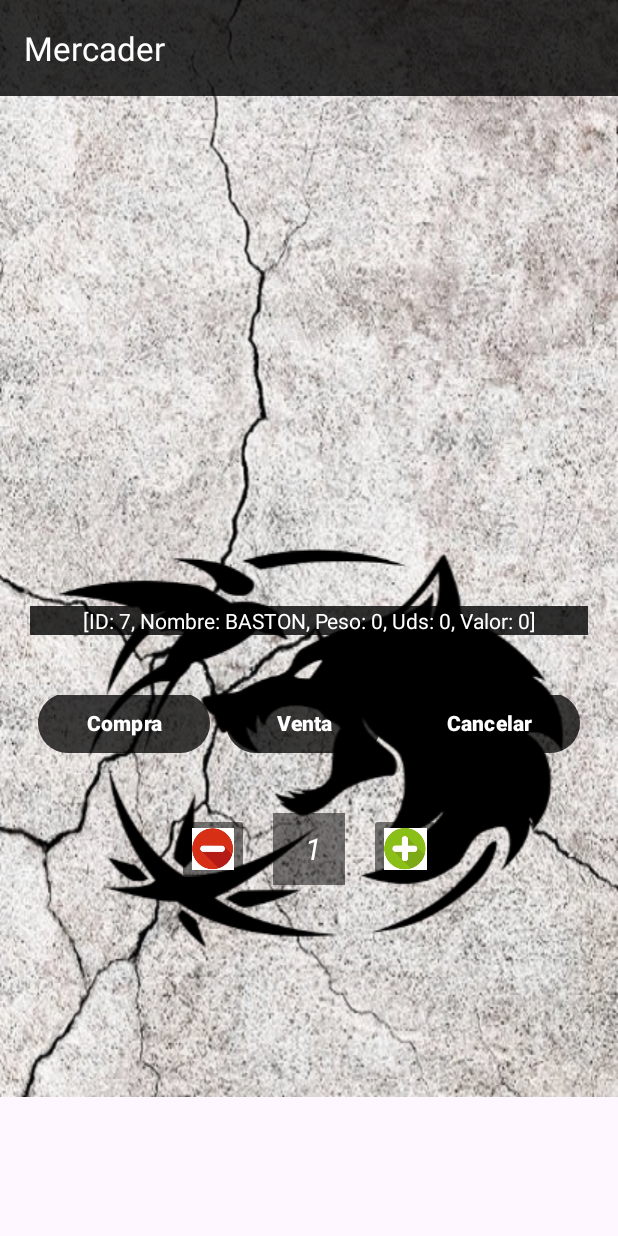
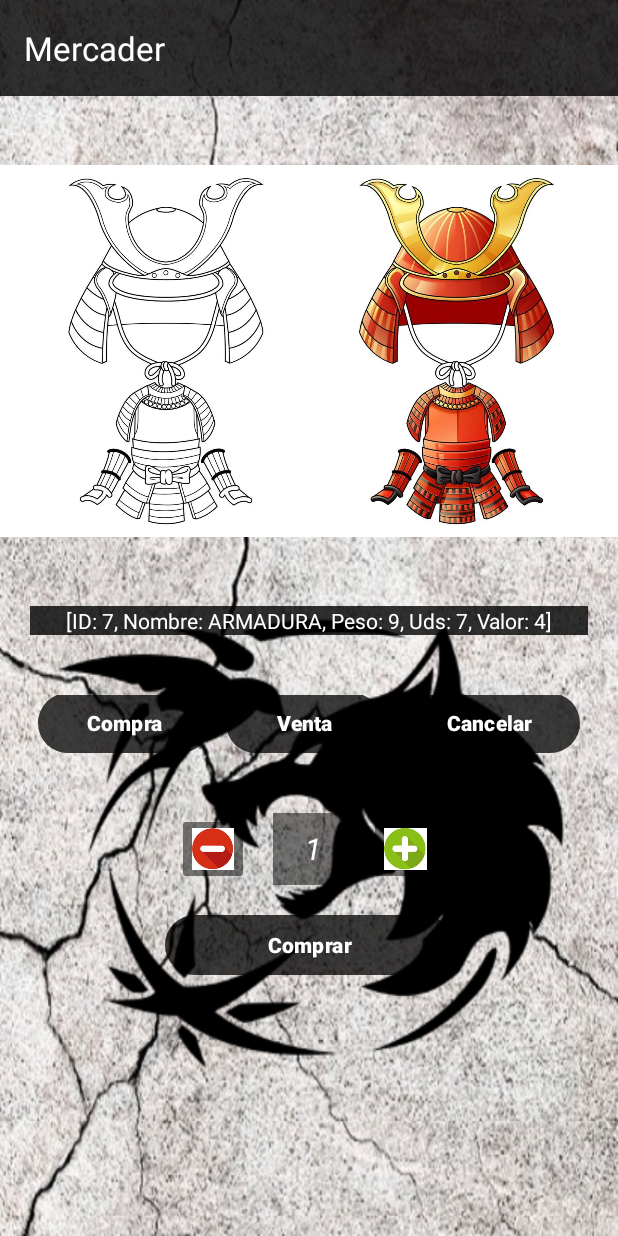
Before and after one commit to Mharina/PersonajeAventura, an Android app: the Mercader screen opened directly, with no data from a screen before it, after a tap on "Compra", on a phone screen of 412 x 824 dp. Run offline under Robolectric (Android 15) with nearby library versions, the phone set to English and light mode, and no system bars; 1 other tap on this screen came first.

Commit message:
Aun queda para Mejorar Mercader

```diff
--- a/app/src/main/java/com/example/personaje/DatabaseMercader.kt
+++ b/app/src/main/java/com/example/personaje/DatabaseHelperMercader.kt
@@ -6,11 +6,11 @@ import android.content.Context
 import android.database.sqlite.SQLiteDatabase
 import android.database.sqlite.SQLiteOpenHelper
 
-class DatabaseHelper2(context: Context) : SQLiteOpenHelper(context, DATABASE, null, DATABASE_VERSION) {
+class DatabaseHelperMercader (context: Context) : SQLiteOpenHelper(context, DATABASE, null, DATABASE_VERSION) {
     companion object {
         private const val DATABASE_VERSION = 1
         private const val DATABASE = "OBJETOS_MERCADER.db"
-        private const val TABLA_OBJETOSM = "objetos"
+        private const val TABLA_OBJETOS = "Objetos_Mercader"
         private const val KEY_ID = "_id"
         private const val COLUMN_NOMBRE = "nombre"
         private const val COLUMN_PESO = "peso"
@@ -20,13 +20,13 @@ class DatabaseHelper2(context: Context) : SQLiteOpenHelper(context, DATABASE, nu
         private const val COLUMN_VALOR = "valor"
     }
     override fun onCreate(db: SQLiteDatabase) {
-        val createTable = "CREATE TABLE $TABLA_OBJETOSM ($KEY_ID INTEGER PRIMARY KEY, $COLUMN_NOMBRE TEXT, $COLUMN_PESO INTEGER, " +
+        val createTable = "CREATE TABLE $TABLA_OBJETOS ($KEY_ID INTEGER PRIMARY KEY, $COLUMN_NOMBRE TEXT, $COLUMN_PESO INTEGER, " +
                 "$COLUMN_TIPO TEXT, $COLUMN_IMG TEXT, $COLUMN_UNIDADES TEXT, $COLUMN_VALOR INTEGER)"
         db.execSQL(createTable)
     }
 
     override fun onUpgrade(db: SQLiteDatabase, oldVersion: Int, newVersion: Int) {
-        db.execSQL("DROP TABLE IF EXISTS $TABLA_OBJETOSM")
+        db.execSQL("DROP TABLE IF EXISTS $TABLA_OBJETOS")
         onCreate(db)
     }
     fun insertarArticulo(articulo: Articulo):Long {
@@ -39,58 +39,55 @@ class DatabaseHelper2(context: Context) : SQLiteOpenHelper(context, DATABASE, nu
             put(COLUMN_UNIDADES, articulo.getUnidades())
             put(COLUMN_VALOR, articulo.getValor())
         }
-        val id= db.insert(TABLA_OBJETOSM, null, values)
+        val id= db.insert(TABLA_OBJETOS, null, values)
         db.close()
         return id
     }
     @SuppressLint("Range")
     fun retirarArticulo(articulo: Articulo, unidad: Int){
         val idD= articulo.getId()
-        val selectQuery = "SELECT * FROM $TABLA_OBJETOSM WHERE $KEY_ID=$idD"
+        val selectQuery = "SELECT * FROM $TABLA_OBJETOS WHERE $KEY_ID=$idD"
         val db = this.writableDatabase
         val cursor = db.rawQuery(selectQuery, null)
         val unidades = cursor.getInt(cursor.getColumnIndex(COLUMN_UNIDADES))
         if(unidades==unidad){
-            db.execSQL("DELETE FROM $TABLA_OBJETOSM WHERE $KEY_ID=$idD");
+            db.execSQL("DELETE FROM $TABLA_OBJETOS WHERE $KEY_ID=$idD");
         }else{
             val cont=articulo.getUnidades()-unidad
-            db.execSQL("UPDATE $TABLA_OBJETOSM SET $COLUMN_UNIDADES=$cont WHERE $KEY_ID=$idD")
+            db.execSQL("UPDATE $TABLA_OBJETOS SET $COLUMN_UNIDADES=$cont WHERE $KEY_ID=$idD")
         }
         db.close()
     }
     fun obtUdsArt(artId: Int): Int {
         val db = this.readableDatabase
         // Miramos si hay al menos una fila que tenga la id introducida (SELECT 1)
-        val validarID = db.rawQuery("SELECT 1 FROM $TABLA_OBJETOSM WHERE $KEY_ID = ?", arrayOf(artId.toString()))
+        val validarID = db.rawQuery("SELECT 1 FROM $TABLA_OBJETOS WHERE $KEY_ID = ?", arrayOf(artId.toString()))
         val idExiste = validarID.moveToFirst()
         validarID.close()
-
         var unidades = 0
-
         if (idExiste) {
-            val selectQuery = "SELECT $COLUMN_UNIDADES FROM $TABLA_OBJETOSM WHERE $KEY_ID = ?"
+            val selectQuery = "SELECT $COLUMN_UNIDADES FROM $TABLA_OBJETOS WHERE $KEY_ID = ?"
             val cursor = db.rawQuery(selectQuery, arrayOf(artId.toString()))
-
             if (cursor.moveToFirst()) {
                 val uds = cursor.getColumnIndex(COLUMN_UNIDADES)
-                // Por si las moscas comprobamos que el valor obtenido es =>0 para que no nos salte error
+            // Por si las moscas comprobamos que el valor obtenido es =>0 para que no nos salte error
                 if (uds != -1) {
                     unidades = cursor.getInt(uds)
                 }
             }
             cursor.close()
         }
-
         db.close()
         return unidades
     }
+
     @SuppressLint("Range")
     fun getArticulo(): ArrayList<Articulo> {
         val articulos = ArrayList<Articulo>()
-        val selectQuery = "SELECT * FROM $TABLA_OBJETOSM"
+        val selectQuery = "SELECT * FROM $TABLA_OBJETOS"
         val db = this.readableDatabase
         val cursor = db.rawQuery(selectQuery, null)
-        if (cursor.moveToFirst()) {
+        if (cursor != null && cursor.moveToFirst()) {
             do {
                 val id = cursor.getInt(cursor.getColumnIndex(KEY_ID))
                 val nombre = cursor.getString(cursor.getColumnIndex(COLUMN_NOMBRE))
@@ -110,7 +107,7 @@ class DatabaseHelper2(context: Context) : SQLiteOpenHelper(context, DATABASE, nu
 
     fun recreaTabla(){
         val db = this.writableDatabase
-        db.execSQL("DROP TABLE IF EXISTS ${DatabaseHelper2.TABLA_OBJETOSM}")
+        db.execSQL("DROP TABLE IF EXISTS $TABLA_OBJETOS")
         onCreate(db)
 
         val arrayArticulosC = ArrayList<Articulo>()
--- a/app/src/main/java/com/example/personaje/MainActivity.kt
+++ b/app/src/main/java/com/example/personaje/MainActivity.kt
@@ -31,12 +31,12 @@ class MainActivity : AppCompatActivity() {
         val foto: ImageView = findViewById(R.id.imageView)
         val musica: ImageButton = findViewById(R.id.imageButton2)
         val dbHelperA = DatabaseHelper (this)
-        val dbHelperC = DatabaseHelper2 (this)
+        val dbHelperMercader = DatabaseHelperMercader (this)
         val dbHelperM = DatabaseEnemigo (this)
         val toolbar: Toolbar = findViewById(R.id.toolbar)
         var mp: MediaPlayer = MediaPlayer.create(this, R.raw.skyrim_before_the_storm)
 
-        dbHelperC.recreaTabla()
+        dbHelperMercader.recreaTabla()
         dbHelperA.recreaTabla()
         dbHelperM.recreaTabla()
         setSupportActionBar(toolbar)
--- a/app/src/main/java/com/example/personaje/Mercader.kt
+++ b/app/src/main/java/com/example/personaje/Mercader.kt
@@ -13,7 +13,6 @@ import java.util.Random
 
 class Mercader : AppCompatActivity() {
     var unidades = 1
-    var unidadMaxima = 1
     val unidadMinima = 1
     private lateinit var rest: ImageButton
     private lateinit var sum: ImageButton
@@ -28,8 +27,8 @@ class Mercader : AppCompatActivity() {
         val cancela: Button = findViewById(R.id.cancelar)
         val foto: ImageView = findViewById(R.id.imageView)
         val buy : Button = findViewById(R.id.buy)
-        val dbHelper2 = DatabaseHelper2(this)
-        val arrayArticulos = dbHelper2.getArticulo()
+        val dbHelperMercader = DatabaseHelperMercader(this)
+        val arrayArticulos = dbHelperMercader.getArticulo()
         rest = findViewById(R.id.buttonRestar)
         var uds: TextView = findViewById(R.id.udsText)
         sum = findViewById(R.id.buttonSumar)
@@ -89,12 +88,12 @@ class Mercader : AppCompatActivity() {
                     uds.visibility = View.INVISIBLE
                     buy.visibility = View.INVISIBLE
                 }
-                actualizarBotones()
+
                 var ale = Random()
                 var num = ale.nextInt(10)
                 var imagen = arrayArticulos[num].getImg()
                 var ruta = resources.getIdentifier(imagen, "drawable", packageName)
-                unidadMaxima=dbHelper2.obtUdsArt(num)
+                actualizarBotones(dbHelperMercader.obtUdsArt(num+1))
 
                 foto.setImageResource(ruta)
                 arti.text = arrayArticulos[num].toString()
@@ -103,18 +102,19 @@ class Mercader : AppCompatActivity() {
                 rest.visibility = View.VISIBLE
                 sum.visibility = View.VISIBLE
                 uds.visibility = View.VISIBLE
+                buy.visibility = View.VISIBLE
                 sum.setOnClickListener {
-                    if (unidades < unidadMaxima) {
+                    if (unidades < dbHelperMercader.obtUdsArt(num+1)) {
                         unidades++
                         uds.text = unidades.toString()
-                        actualizarBotones()
+                        actualizarBotones(dbHelperMercader.obtUdsArt(num+1))
                     }
                 }
                 rest.setOnClickListener {
                     if (unidades > unidadMinima) {
                         unidades--
                         uds.text = unidades.toString()
-                        actualizarBotones()
+                        actualizarBotones(dbHelperMercader.obtUdsArt(num+1))
                     }
                 }
                 buy.setOnClickListener {
@@ -123,7 +123,7 @@ class Mercader : AppCompatActivity() {
                     } else {
                         Toast.makeText(this, "Peso excede del peso TOTAL\tTienes ${moch.getPesoMochila()} libre.", Toast.LENGTH_LONG).show()
                     }
-                    dbHelper2.retirarArticulo(arrayArticulos[num],unidades)
+                    dbHelperMercader.retirarArticulo(arrayArticulos[num],unidades)
                 }
             }
 
@@ -140,7 +140,7 @@ class Mercader : AppCompatActivity() {
                     sum.visibility = View.INVISIBLE
                     uds.visibility = View.INVISIBLE
                 }
-                actualizarBotones()
+                actualizarBotones(5)
                 arti.visibility = View.VISIBLE
                 foto.setImageResource(R.drawable.mochila)
                 foto.visibility = View.VISIBLE
@@ -149,17 +149,17 @@ class Mercader : AppCompatActivity() {
                 uds.visibility = View.VISIBLE
                 arti.text = moch.toString()
                 sum.setOnClickListener {
-                    if (unidades < unidadMaxima) {
+                    if (unidades < 5) {
                         unidades++
                         uds.text = unidades.toString()
-                        actualizarBotones()
+                        actualizarBotones(5)
                     }
                 }
                 rest.setOnClickListener {
                     if (unidades > unidadMinima) {
                     unidades--
                     uds.text = unidades.toString()
-                    actualizarBotones()
+                    actualizarBotones(5)
                 }
                 }
             }
@@ -167,8 +167,8 @@ class Mercader : AppCompatActivity() {
         }
     }
 
-    private fun actualizarBotones() {
-        sum.visibility = if (unidades >= unidadMaxima) View.INVISIBLE else View.VISIBLE
+    private fun actualizarBotones(unidadMax : Int) {
+        sum.visibility = if (unidades >= unidadMax) View.INVISIBLE else View.VISIBLE
         rest.visibility = if (unidades <= unidadMinima) View.INVISIBLE else View.VISIBLE
     }
 }
--- a/app/src/main/res/layout/activity_mercader.xml
+++ b/app/src/main/res/layout/activity_mercader.xml
@@ -1,12 +1,14 @@
 <?xml version="1.0" encoding="utf-8"?>
 <ScrollView xmlns:android="http://schemas.android.com/apk/res/android"
+    xmlns:app="http://schemas.android.com/apk/res-auto"
     xmlns:tools="http://schemas.android.com/tools"
     android:layout_width="match_parent"
-    android:layout_height="wrap_content"
-    xmlns:app="http://schemas.android.com/apk/res-auto">
+    android:layout_height="match_parent"
+    android:fillViewport="true">
+
     <LinearLayout
         android:layout_width="match_parent"
-        android:layout_height="wrap_content"
+        android:layout_height="match_parent"
         android:background="@drawable/paredbuena"
         android:orientation="vertical"
         tools:context=".Mercader">
@@ -26,8 +28,8 @@
             android:layout_width="wrap_content"
             android:layout_height="300dp"
             android:layout_marginTop="20dp"
-            android:src="@drawable/mercader"
-            android:contentDescription="@string/todos" />
+            android:contentDescription="@string/todos"
+            android:src="@drawable/mercader" />
 
         <TextView
             android:id="@+id/art"
@@ -35,9 +37,9 @@
             android:layout_height="wrap_content"
             android:layout_margin="20dp"
             android:background="#CC000000"
+            android:gravity="center_horizontal"
             android:textColor="@color/white"
-            android:visibility="gone"
-            android:gravity="center_horizontal"/>
+            android:visibility="gone" />
 
         <LinearLayout
             android:id="@+id/botones"
@@ -76,6 +78,7 @@
 
             <Button
                 android:id="@+id/compra"
+                style="?android:attr/buttonBarButtonStyle"
                 android:layout_width="wrap_content"
                 android:layout_height="wrap_content"
                 android:layout_gravity="bottom"
@@ -86,26 +89,26 @@
                 android:textColor="#FFFFFF"
                 android:textStyle="bold"
                 android:visibility="gone"
-                tools:ignore="TextContrastCheck"
-                style="?android:attr/buttonBarButtonStyle" />
+                tools:ignore="TextContrastCheck" />
 
             <Button
                 android:id="@+id/venta"
+                style="?android:attr/buttonBarButtonStyle"
                 android:layout_width="wrap_content"
                 android:layout_height="wrap_content"
                 android:layout_gravity="bottom"
                 android:layout_margin="5dp"
-                android:text="@string/venta"
-                android:textStyle="bold"
                 android:layout_weight="1"
                 android:backgroundTint="#80000000"
+                android:text="@string/venta"
                 android:textColor="#FFFFFF"
+                android:textStyle="bold"
                 android:visibility="gone"
-                tools:ignore="TextContrastCheck"
-                style="?android:attr/buttonBarButtonStyle" />
+                tools:ignore="TextContrastCheck" />
 
             <Button
                 android:id="@+id/cancelar"
+                style="?android:attr/buttonBarButtonStyle"
                 android:layout_width="wrap_content"
                 android:layout_height="wrap_content"
                 android:layout_gravity="bottom"
@@ -116,15 +119,14 @@
                 android:textColor="#FFFFFF"
                 android:textStyle="bold"
                 android:visibility="gone"
-                tools:ignore="TextContrastCheck"
-                style="?android:attr/buttonBarButtonStyle" />
+                tools:ignore="TextContrastCheck" />
 
         </LinearLayout>
 
         <LinearLayout
             android:id="@+id/Uds"
             android:layout_width="176dp"
-            android:layout_height="match_parent"
+            android:layout_height="wrap_content"
             android:layout_gravity="center"
             android:orientation="horizontal">
 
@@ -140,7 +142,7 @@
                 android:src="@drawable/restar"
                 android:text="@string/sumar"
                 android:textColor="#FFFFFF"
-                android:visibility="visible"
+                android:visibility="invisible"
                 tools:ignore="TextContrastCheck" />
 
             <TextView
@@ -156,7 +158,7 @@
                 android:textColor="@color/white"
                 android:textSize="20sp"
                 android:textStyle="italic"
-                android:visibility="visible"
+                android:visibility="invisible"
                 tools:ignore="RtlSymmetry,TextContrastCheck" />
 
             <ImageButton
@@ -170,7 +172,7 @@
                 android:src="@drawable/sumar"
                 android:text="@string/resta"
                 android:textColor="#FFFFFF"
-                android:visibility="visible"
+                android:visibility="invisible"
                 tools:ignore="TextContrastCheck" />
         </LinearLayout>
 
--- a/build.gradle.kts
+++ b/build.gradle.kts
@@ -1,6 +1,6 @@
 // Top-level build file where you can add configuration options common to all sub-projects/modules.
 plugins {
-    id("com.android.application") version "8.1.1" apply false
+    id("com.android.application") version "8.2.2" apply false
     id("org.jetbrains.kotlin.android") version "1.9.0" apply false
     id("com.google.gms.google-services") version "4.4.0" apply false
 }
```
Also changed, not shown: app/src/main/java/com/example/personaje/DatabaseHelper2.kt (added, +91 -0 lines).
